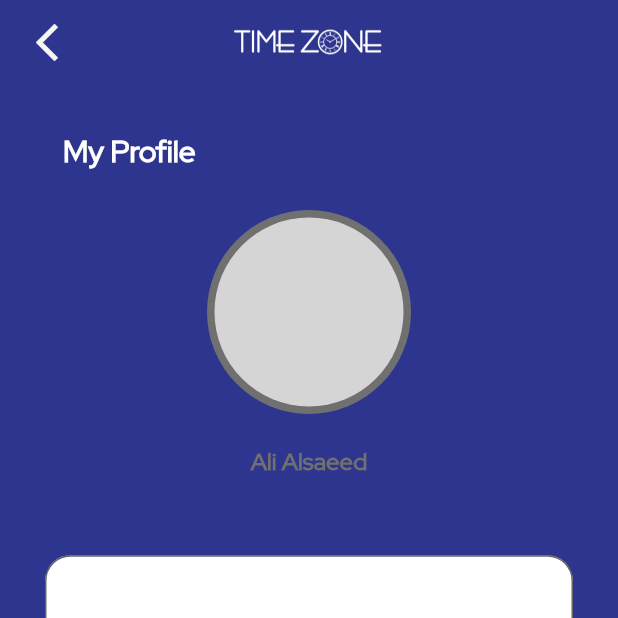
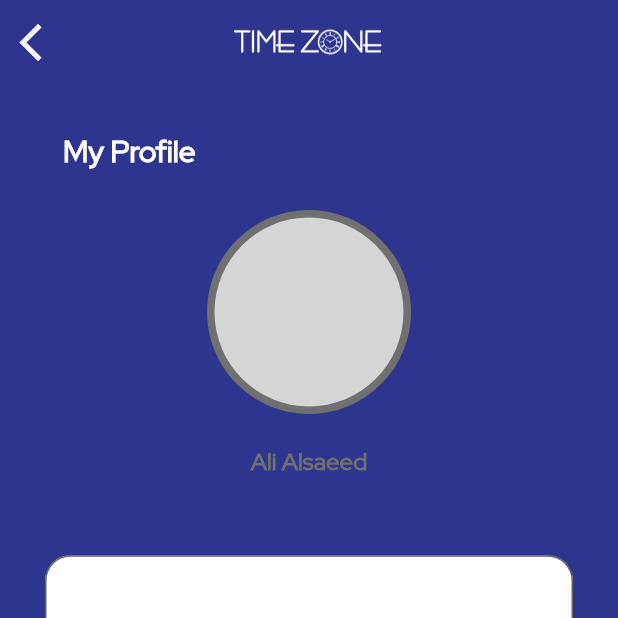
Before and after one commit to hussam-aw/timezonesu, a Flutter app: the ProfileScreen screen opened by its route, on a phone screen of 412 x 824 dp, the top half of it. Run offline on Flutter 3.47's test engine with Material 2 defaults, Android fonts, the phone set to English and light mode, and no system bars; our stand-ins replace carousel_slider, flutter_local_notifications, get, get_storage, shimmer; accounts and stored records are empty; network calls fail.

Commit message:
Remove padding from leading

```diff
--- a/lib/PresentationLayer/Widgets/Public/timezome_appbar.dart
+++ b/lib/PresentationLayer/Widgets/Public/timezome_appbar.dart
@@ -16,10 +16,7 @@ PreferredSizeWidget tzAppBar(
         bottomRight: Radius.circular(24),
       ),
     ),
-    leading: Padding(
-      padding: const EdgeInsets.only(left: 16),
-      child: leading,
-    ),
+    leading: leading,
     actions: actions,
   );
 }
```
